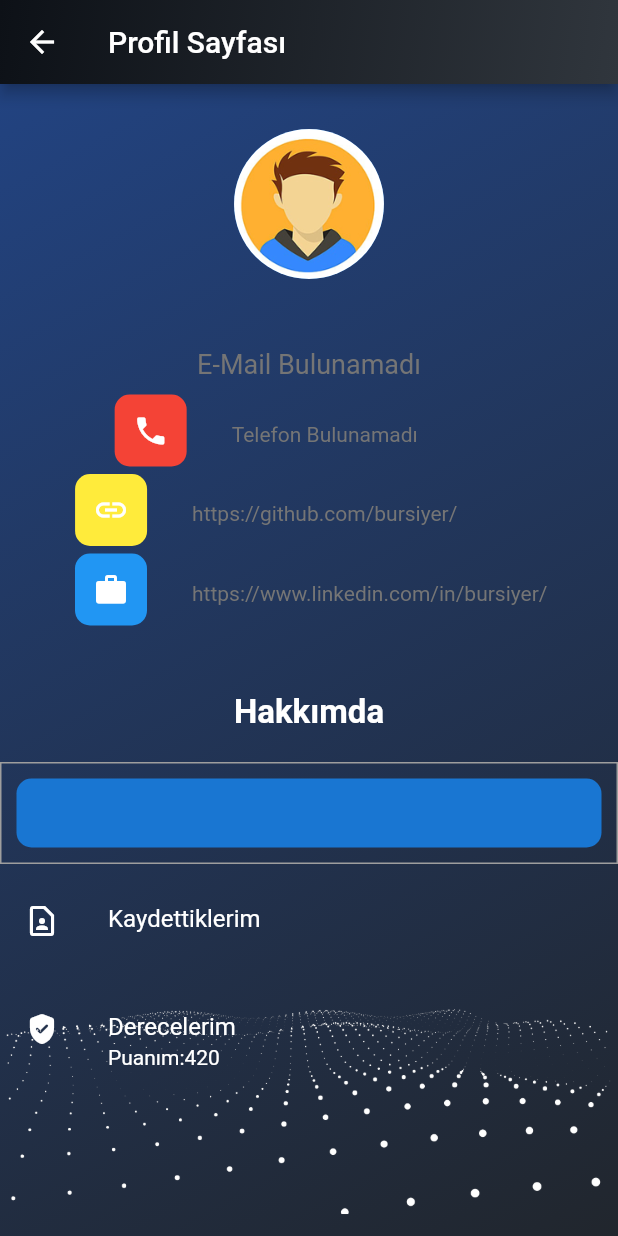
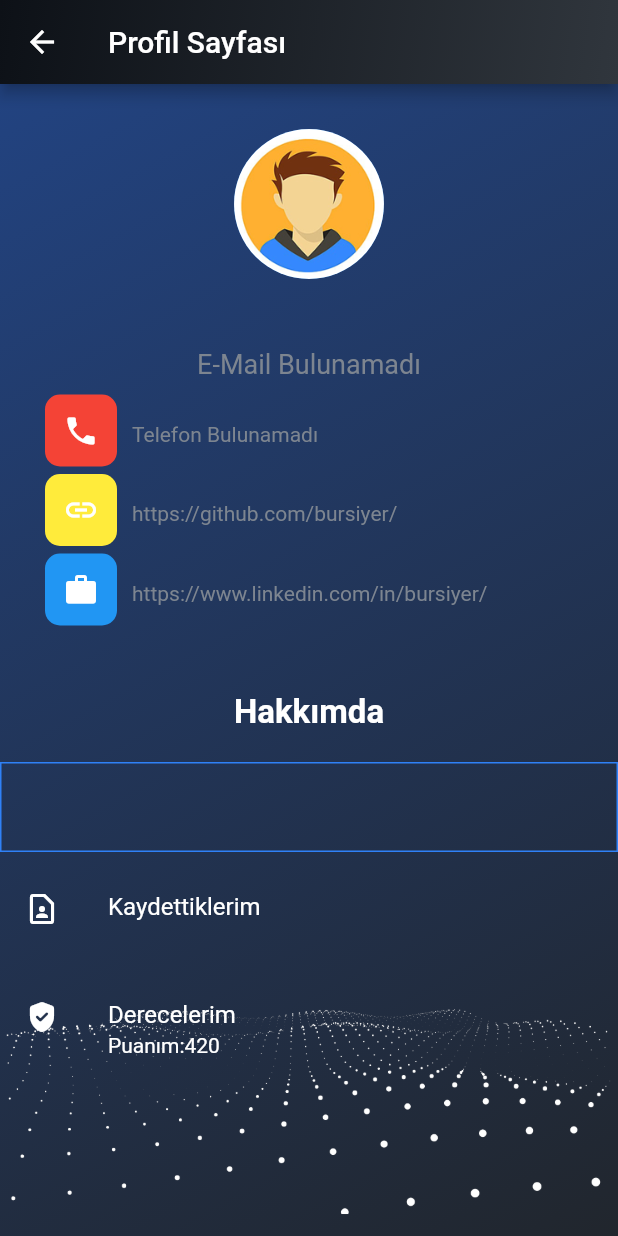
Before and after one commit to MrBigBearrTR/academyathlon, a Flutter app: the ProfilePage screen opened directly with empty values, on a phone screen of 412 x 824 dp. Run offline on Flutter 3.47's test engine with Material 2 defaults, Android fonts, the phone set to English and light mode, and no system bars; our stand-ins replace google_fonts, image_picker, simple_gradient_text.

Commit message:
Edited porfilPage from RecepArslan and EnesBozkurt pages also added savedPostListPage

```diff
--- a/lib/pages/profile/profile_page.dart
+++ b/lib/pages/profile/profile_page.dart
@@ -1,4 +1,5 @@
 import 'package:academyathlon/controller/post/post_liker_controller.dart';
+import 'package:academyathlon/utils/theme_color_constant.dart';
 import 'package:flutter/material.dart';
 
 import '../../controller/user/user_links_controller.dart';
@@ -13,7 +14,6 @@ class ProfilePage extends StatelessWidget {
   Widget build(BuildContext context) {
     final UserDetail userDetail =
         ModalRoute.of(context)!.settings.arguments as UserDetail;
-
     return Scaffold(
         appBar: AppBar(
           title: const Text('Profil Sayfası'),
@@ -41,28 +41,29 @@ class ProfilePage extends StatelessWidget {
                   style: const TextStyle(
                     fontSize: 22.0,
                     fontWeight: FontWeight.bold,
+                    color: ThemeColorConstant.white,
                   ),
                 ),
                 const Padding(padding: EdgeInsets.fromLTRB(0, 10, 0, 0)),
                 Text(
                   userDetail.getEmail() ?? "E-Mail Bulunamadı",
-                  style: TextStyle(
+                  style: const TextStyle(
                     fontSize: 18.0,
-                    color: Colors.grey[600],
+                    color: ThemeColorConstant.gray,
                   ),
                 ),
                 const Padding(padding: EdgeInsets.fromLTRB(0, 10, 0, 0)),
                 Row(
-                  mainAxisAlignment: MainAxisAlignment.start,
                   children: <Widget>[
                     Column(
+                      crossAxisAlignment: CrossAxisAlignment.start,
                       children: <Widget>[
                         Padding(
-                          padding: const EdgeInsets.fromLTRB(0, 0, 10, 0),
+                          padding: const EdgeInsets.fromLTRB(10, 0, 0, 0),
                           child: Row(
                             children: <Widget>[
                               Padding(
-                                padding: const EdgeInsets.fromLTRB(0, 0, 0, 5),
+                                padding: const EdgeInsets.fromLTRB(20, 0, 0, 5),
                                 child: Container(
                                   decoration: BoxDecoration(
                                     color: Colors.red,
@@ -75,22 +76,24 @@ class ProfilePage extends StatelessWidget {
                                   ),
                                 ),
                               ),
-                              SizedBox(width: 30,),
-                              Text(
+                              Padding(
+                                padding: const EdgeInsets.fromLTRB(10, 0, 0, 0),
+                                child: Text(
                                   userDetail.getPhone() ?? "Telefon Bulunamadı",
-                                style: TextStyle(
-                                  color: Colors.grey[600],
+                                  style: const TextStyle(
+                                    color: ThemeColorConstant.gray,
+                                  ),
                                 ),
                               ),
                             ],
                           ),
                         ),
                         Padding(
-                          padding: const EdgeInsets.fromLTRB(0, 0, 10, 0),
+                          padding: const EdgeInsets.fromLTRB(10, 0, 10, 0),
                           child: Row(
                             children: <Widget>[
                               Padding(
-                                padding: const EdgeInsets.fromLTRB(0, 0, 0, 5),
+                                padding: const EdgeInsets.fromLTRB(20, 0, 0, 5),
                                 child: Container(
                                   decoration: BoxDecoration(
                                     color: Colors.yellow,
@@ -103,8 +106,9 @@ class ProfilePage extends StatelessWidget {
                                   ),
                                 ),
                               ),
-                              SizedBox(width: 30,),
-                              Text(
+                              Padding(
+                                padding: const EdgeInsets.fromLTRB(10, 0, 0, 0),
+                                child: Text(
                                   UserLinksController()
                                           .getUserLinksByUserIdAndLinksType(
                                               userDetail.getUserId() ?? 0,
@@ -112,19 +116,20 @@ class ProfilePage extends StatelessWidget {
                                           ?.getLink()
                                           .toString() ??
                                       "",
-                                style: TextStyle(
-                                  color: Colors.grey[600],
+                                  style: const TextStyle(
+                                    color: ThemeColorConstant.gray,
+                                  ),
                                 ),
                               ),
                             ],
                           ),
                         ),
                         Padding(
-                          padding: const EdgeInsets.fromLTRB(20, 0, 0, 0),
+                          padding: const EdgeInsets.fromLTRB(10, 0, 0, 0),
                           child: Row(
                             children: <Widget>[
                               Padding(
-                                padding: const EdgeInsets.fromLTRB(30, 0, 0, 5),
+                                padding: const EdgeInsets.fromLTRB(20, 0, 0, 5),
                                 child: Container(
                                   decoration: BoxDecoration(
                                     color: Colors.blue,
@@ -137,8 +142,9 @@ class ProfilePage extends StatelessWidget {
                                   ),
                                 ),
                               ),
-                              SizedBox(width: 30,),
-                              Text(
+                              Padding(
+                                padding: const EdgeInsets.fromLTRB(10, 0, 0, 0),
+                                child: Text(
                                   UserLinksController()
                                           .getUserLinksByUserIdAndLinksType(
                                               userDetail.getUserId() ?? 0,
@@ -146,8 +152,9 @@ class ProfilePage extends StatelessWidget {
                                           ?.getLink()
                                           .toString() ??
                                       "",
-                                style: TextStyle(
-                                  color: Colors.grey[600],
+                                  style: const TextStyle(
+                                    color: ThemeColorConstant.gray,
+                                  ),
                                 ),
                               ),
                             ],
@@ -178,19 +185,15 @@ class ProfilePage extends StatelessWidget {
                   padding: const EdgeInsets.all(10.0),
                   decoration: BoxDecoration(
                     border: Border.all(
-                      color: Colors.grey,
+                      color: ThemeColorConstant.blue2,
                     ),
                   ),
                   child: Container(
                     padding: const EdgeInsets.all(10.0),
-                    decoration: BoxDecoration(
-                      color: Colors.blue.shade700,
-                      borderRadius: BorderRadius.circular(10.0),
-                    ),
                     child: Text(
                       userDetail.getDescreption() ?? "",
                       style: const TextStyle(
-                        fontSize: 22.0,
+                        fontSize: 15.0,
                         fontWeight: FontWeight.normal,
                         color: Colors.white,
                       ),
@@ -202,16 +205,24 @@ class ProfilePage extends StatelessWidget {
                   child: ListView(
                     children: <Widget>[
                       ListTile(
-                        leading: const Icon(Icons.contact_page_outlined, color: Colors.white),
-                        title: const Text('Kaydettiklerim', style: TextStyle(color: Colors.white)),
-                        subtitle: const Text('', style: TextStyle(color: Colors.white)),
-                        onTap: () {},
+                        leading: const Icon(Icons.contact_page_outlined,
+                            color: Colors.white),
+                        title: const Text('Kaydettiklerim',
+                            style: TextStyle(color: Colors.white)),
+                        subtitle: const Text('',
+                            style: TextStyle(color: Colors.white)),
+                        onTap: () {
+                          Navigator.of(context).pushNamed("/postSavedList",arguments: userDetail.getUserId());
+                        },
                       ),
                       ListTile(
-                        leading: const Icon(Icons.gpp_good_rounded, color: Colors.white),
-                        title: const Text('Derecelerim', style: TextStyle(color: Colors.white)),
+                        leading: const Icon(Icons.gpp_good_rounded,
+                            color: Colors.white),
+                        title: const Text('Derecelerim',
+                            style: TextStyle(color: Colors.white)),
                         subtitle: Text(
-                            'Puanım:${PostLikerController().getGeneralLikeCountByUserId(userDetail.getUserId() ?? 0)}', style: TextStyle(color: Colors.white)),
+                            'Puanım:${PostLikerController().getGeneralLikeCountByUserId(userDetail.getUserId() ?? 0)}',
+                            style: const TextStyle(color: Colors.white)),
                       ),
                     ],
                   ),
--- a/lib/pages/subjects/subject_list_page.dart
+++ b/lib/pages/subjects/subject_list_page.dart
@@ -25,6 +25,8 @@ class SubjectList extends StatelessWidget {
           )),
       body: Container(
           decoration: GeneralBackground().getGeneralBackground(),
+          child: Padding(
+            padding: const EdgeInsets.fromLTRB(0, 30, 0, 0),
             child: ListView.builder(
               itemBuilder: (context, index) {
                 final subject = SubjectController()
@@ -34,6 +36,7 @@ class SubjectList extends StatelessWidget {
               itemCount: SubjectController()
                   .getSubSubjectListBySubId(mainSubject.getId() ?? 0)
                   .length,
+            ),
           )),
     );
   }
--- a/lib/utils/route_generator.dart
+++ b/lib/utils/route_generator.dart
@@ -1,6 +1,7 @@
 import 'package:academyathlon/pages/post/post_card_context_page.dart';
 import 'package:academyathlon/pages/post/post_create_page.dart';
 
+import '../pages/post/post_saved_list_page.dart';
 import '/pages/login/login_page.dart';
 import '/pages/post/post_list_page.dart';
 import '/pages/profile/profile_page.dart';
@@ -45,8 +46,10 @@ class RouteGenerator {
         return _createRoute(const PostListPage(), settings);
       case '/postCardContext':
         return _createRoute(const PostCardContextPage(), settings);
-        case '/postCreate':
+      case '/postCreate':
         return _createRoute(const PostCreatePage(), settings);
+      case '/postSavedList':
+        return _createRoute(const PostSavedListPage(), settings);
       case '/':
         return _createRoute(const Login(), settings);
       default:
```
Also changed, not shown: lib/controller/post/post_controller.dart (+6 -1 lines), lib/controller/user/user_detail_controller.dart (+4 -7 lines), lib/pages/main/sidebar.dart (+16 -6 lines), lib/pages/post/post_card.dart (+35 -34 lines), lib/pages/post/post_commend.dart (+16 -10 lines), lib/pages/post/post_saved_list_page.dart (added, +40 -0 lines). Lines whose indentation alone changed are shown as unchanged.
